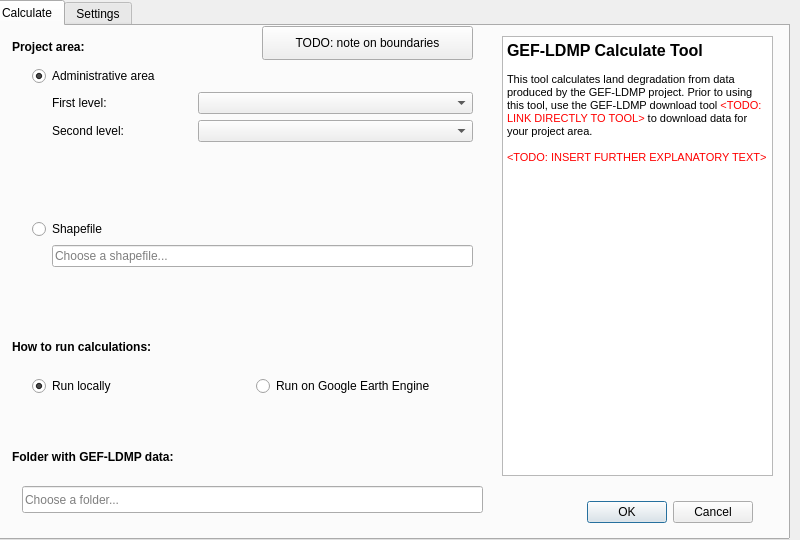
First picture: the form in LDMP/DlgCalculate.ui, repository ConservationInternational/trends.earth, before the edit.
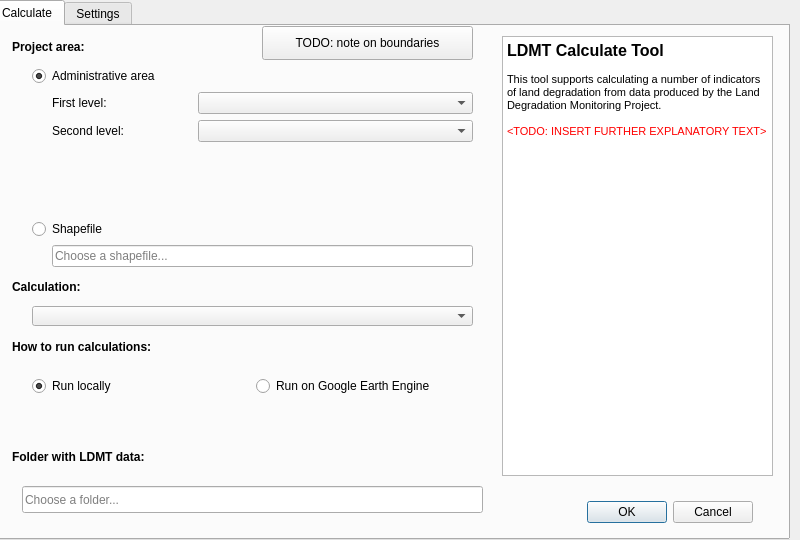
Second picture: the form after the edit.

Commit message: Update dialog box.

The edit to the form file:
```diff
--- a/LDMP/DlgCalculate.ui
+++ b/LDMP/DlgCalculate.ui
@@ -74,7 +74,7 @@
       </font>
      </property>
      <property name="text">
-      <string>Folder with GEF-LDMP data:</string>
+      <string>Folder with LDMT data:</string>
      </property>
     </widget>
     <widget class="QTextBrowser" name="textBrowser">
@@ -91,9 +91,9 @@
 &lt;html&gt;&lt;head&gt;&lt;meta name=&quot;qrichtext&quot; content=&quot;1&quot; /&gt;&lt;style type=&quot;text/css&quot;&gt;
 p, li { white-space: pre-wrap; }
 &lt;/style&gt;&lt;/head&gt;&lt;body style=&quot; font-family:'MS Shell Dlg 2'; font-size:8.25pt; font-weight:400; font-style:normal;&quot;&gt;
-&lt;p style=&quot; margin-top:0px; margin-bottom:0px; margin-left:0px; margin-right:0px; -qt-block-indent:0; text-indent:0px;&quot;&gt;&lt;span style=&quot; font-size:12pt; font-weight:600;&quot;&gt;GEF-LDMP Calculate Tool&lt;/span&gt;&lt;/p&gt;
+&lt;p style=&quot; margin-top:0px; margin-bottom:0px; margin-left:0px; margin-right:0px; -qt-block-indent:0; text-indent:0px;&quot;&gt;&lt;span style=&quot; font-size:12pt; font-weight:600;&quot;&gt;LDMT Calculate Tool&lt;/span&gt;&lt;/p&gt;
 &lt;p style=&quot;-qt-paragraph-type:empty; margin-top:0px; margin-bottom:0px; margin-left:0px; margin-right:0px; -qt-block-indent:0; text-indent:0px; font-size:8pt;&quot;&gt;&lt;br /&gt;&lt;/p&gt;
-&lt;p style=&quot; margin-top:0px; margin-bottom:0px; margin-left:0px; margin-right:0px; -qt-block-indent:0; text-indent:0px;&quot;&gt;&lt;span style=&quot; font-size:8pt;&quot;&gt;This tool calculates land degradation from data produced by the GEF-LDMP project. Prior to using this tool, use the GEF-LDMP download tool &lt;/span&gt;&lt;span style=&quot; font-size:8pt; color:#ff0000;&quot;&gt;&amp;lt;TODO: LINK DIRECTLY TO TOOL&amp;gt;&lt;/span&gt;&lt;span style=&quot; font-size:8pt;&quot;&gt; to download data for your project area.&lt;/span&gt;&lt;/p&gt;
+&lt;p style=&quot; margin-top:0px; margin-bottom:0px; margin-left:0px; margin-right:0px; -qt-block-indent:0; text-indent:0px;&quot;&gt;&lt;span style=&quot; font-size:8pt;&quot;&gt;This tool supports calculating a number of indicators of land degradation from data produced by the Land Degradation Monitoring Project. &lt;/span&gt;&lt;/p&gt;
 &lt;p style=&quot;-qt-paragraph-type:empty; margin-top:0px; margin-bottom:0px; margin-left:0px; margin-right:0px; -qt-block-indent:0; text-indent:0px; font-size:8pt;&quot;&gt;&lt;br /&gt;&lt;/p&gt;
 &lt;p style=&quot; margin-top:0px; margin-bottom:0px; margin-left:0px; margin-right:0px; -qt-block-indent:0; text-indent:0px;&quot;&gt;&lt;span style=&quot; font-size:8pt; color:#ff0000;&quot;&gt;&amp;lt;TODO: INSERT FURTHER EXPLANATORY TEXT&amp;gt;&lt;/span&gt;&lt;/p&gt;&lt;/body&gt;&lt;/html&gt;</string>
      </property>
@@ -343,6 +343,47 @@
       </item>
      </layout>
     </widget>
+    <widget class="QComboBox" name="comboBox_3">
+     <property name="geometry">
+      <rect>
+       <x>40</x>
+       <y>280</y>
+       <width>441</width>
+       <height>20</height>
+      </rect>
+     </property>
+     <property name="sizePolicy">
+      <sizepolicy hsizetype="Maximum" vsizetype="Fixed">
+       <horstretch>0</horstretch>
+       <verstretch>0</verstretch>
+      </sizepolicy>
+     </property>
+     <property name="minimumSize">
+      <size>
+       <width>275</width>
+       <height>0</height>
+      </size>
+     </property>
+    </widget>
+    <widget class="QLabel" name="label_8">
+     <property name="geometry">
+      <rect>
+       <x>20</x>
+       <y>250</y>
+       <width>441</width>
+       <height>21</height>
+      </rect>
+     </property>
+     <property name="font">
+      <font>
+       <weight>75</weight>
+       <bold>true</bold>
+      </font>
+     </property>
+     <property name="text">
+      <string>Calculation:</string>
+     </property>
+    </widget>
    </widget>
    <widget class="QWidget" name="tab_2">
     <attribute name="title">
```
Left out of the diff: 2 changed lines with no effect on the pictures. The commit also changes 1 other file.
